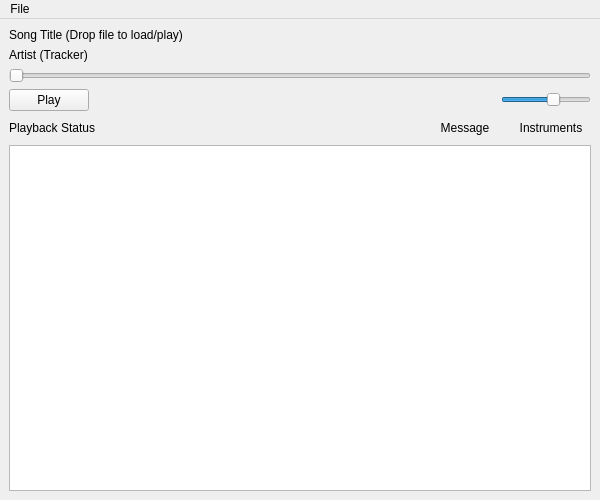
First picture: the form in widget/mainwindow.ui, repository BLumia/pineapple-tracker-player, before the edit.
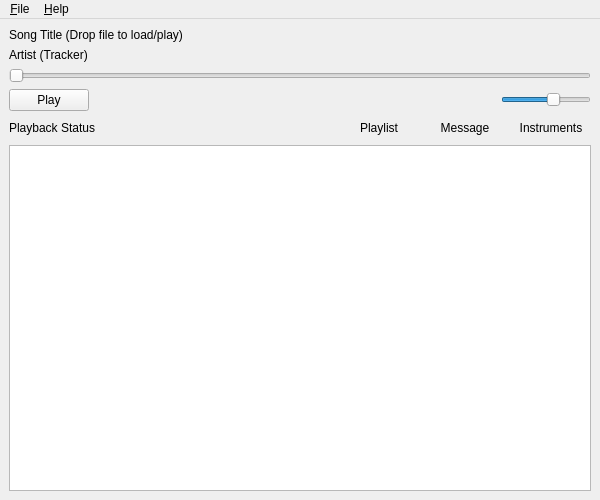
Second picture: the form after the edit. The open tabs and pages were chosen to show the change. Icons and pictures are not drawn.

Commit message: widget: same-folder playlist support

```diff
--- a/widget/mainwindow.ui
+++ b/widget/mainwindow.ui
@@ -104,6 +104,16 @@
         </property>
        </spacer>
       </item>
+      <item>
+       <widget class="QPushButton" name="playlistBtn">
+        <property name="text">
+         <string>Playlist</string>
+        </property>
+        <property name="flat">
+         <bool>true</bool>
+        </property>
+       </widget>
+      </item>
       <item>
        <widget class="QPushButton" name="messageBtn">
         <property name="text">
@@ -183,16 +193,23 @@
      <x>0</x>
      <y>0</y>
      <width>600</width>
-     <height>25</height>
+     <height>24</height>
     </rect>
    </property>
    <widget class="QMenu" name="menuFile">
     <property name="title">
-     <string>File</string>
+     <string>&amp;File</string>
     </property>
     <addaction name="actionOpen"/>
    </widget>
+   <widget class="QMenu" name="menu_Help">
+    <property name="title">
+     <string>&amp;Help</string>
+    </property>
+    <addaction name="actionAbout"/>
+   </widget>
    <addaction name="menuFile"/>
+   <addaction name="menu_Help"/>
   </widget>
   <action name="actionOpen">
    <property name="text">
```
Left out of the diff: 43 changed lines with no effect on the pictures. The commit also changes 8 other files.
